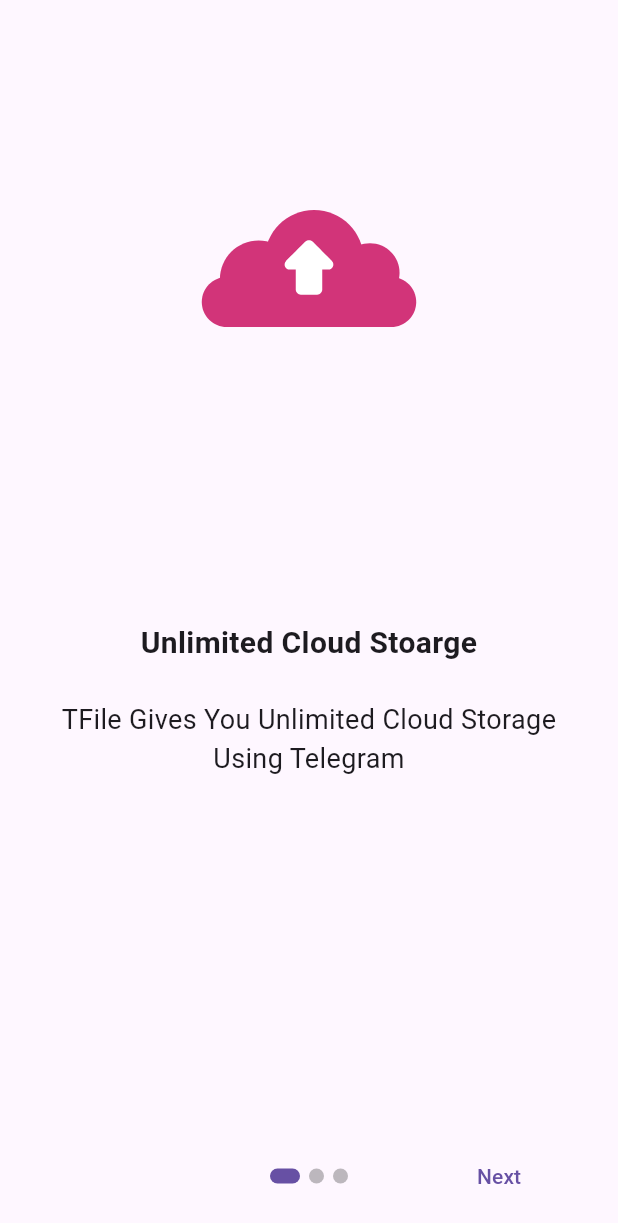
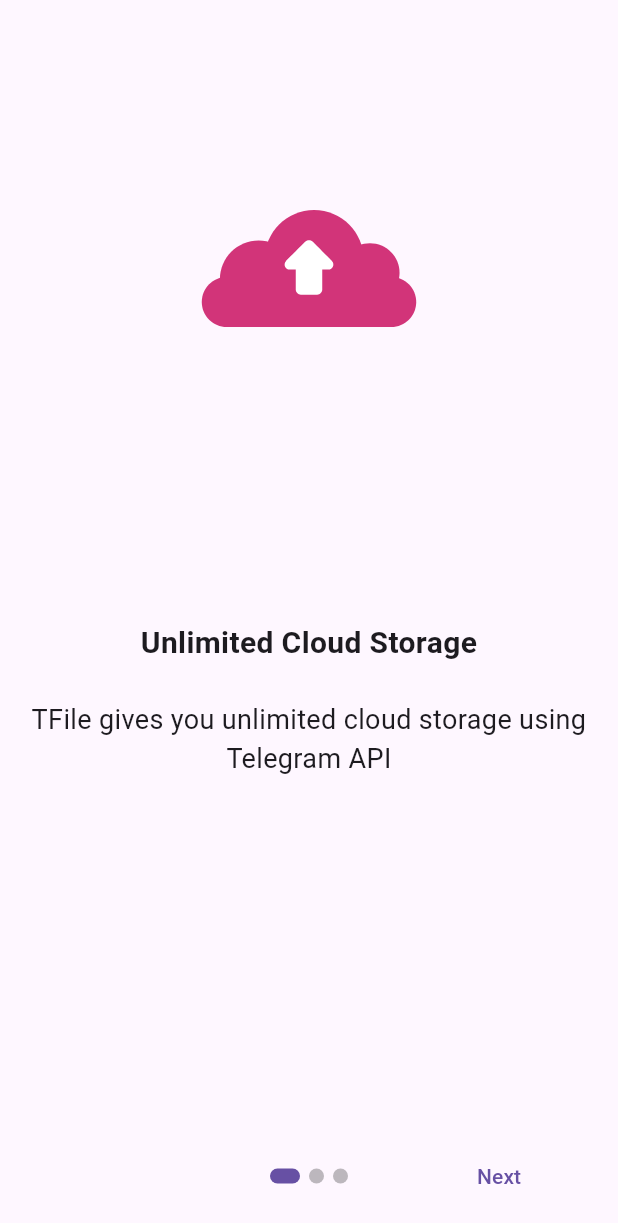
Before and after one commit to DevAdalat/TFile, a Flutter app: the SplashView screen opened directly, on a phone screen of 412 x 824 dp. Shown: the top 1223 px of the screen. Run offline on Flutter 3.47's test engine with Material 2 defaults, Android fonts, the phone set to English and light mode, and no system bars; drawn by our look-alikes of introduction_screen; our stand-ins replace bloc, dynamic_color, email_validator, flutter_bloc, go_router, hive_flutter and 2 more; accounts and stored records are empty; generated files the repository leaves out were written again; project files that could hold a hidden picture were left out.

Commit message:
Fix Localization

```diff
--- a/lib/app/screens/splash/view/splash_view.dart
+++ b/lib/app/screens/splash/view/splash_view.dart
@@ -19,8 +19,8 @@ class SplashView extends StatelessWidget {
       body: IntroductionScreen(
         pages: [
           PageViewModel(
-            title: 'Unlimited Cloud Stoarge',
-            body: 'TFile Gives You Unlimited Cloud Storage Using Telegram',
+            title: l10n.unlimitedCloudStorageTitle,
+            body: l10n.unlimitedCloudStorageDesc,
             image: Center(
               child: Lottie.asset(
                 'assets/lottie/cloud_upload.json',
@@ -31,16 +31,15 @@ class SplashView extends StatelessWidget {
             ),
           ),
           PageViewModel(
-            title: 'Extra Layer Encryption',
-            body: 'File will be encrypted before it is uploaded',
+            title: l10n.extraLayerEncryptionTitle,
+            body: l10n.extraLayerEncryptionDesc,
             image: Center(
               child: Lottie.asset('assets/lottie/secure.json'),
             ),
           ),
           PageViewModel(
-            title: 'Open Source',
-            body:
-                'TFile will be always open source, and source code available on GitHub.',
+            title: l10n.openSourceTitle,
+            body: l10n.openSourceDesc,
             image: Center(
               child: Lottie.asset('assets/lottie/github_logo.json'),
             ),
@@ -55,12 +54,6 @@ class SplashView extends StatelessWidget {
                   isEmailLogin: false,
                 ),
               );
-//            Navigator.pushReplacement(
-//              context,
-//              MaterialPageRoute<void>(
-//                builder: (context) => const LoginPage(),
-//              ),
-//            );
             }
           },
           builder: (context, state) {
--- a/lib/app/widgets/animated_fab.dart
+++ b/lib/app/widgets/animated_fab.dart
@@ -1,8 +1,10 @@
 import 'package:flutter/material.dart';
 
 class CustomFab extends StatefulWidget {
-  const CustomFab({super.key, required this.scrollController});
+  const CustomFab(
+      {super.key, required this.scrollController, required this.label});
   final ScrollController scrollController;
+  final String label;
 
   @override
   State<StatefulWidget> createState() {
@@ -41,7 +43,7 @@ class _CustomFabState extends State<CustomFab> {
       child: isFabExpanded
           ? FloatingActionButton.extended(
               onPressed: () {},
-              label: const Text('Upload'),
+              label: Text(widget.label),
               icon: const Icon(Icons.upload_rounded),
             )
           : FloatingActionButton(
```
Also changed, not shown: lib/app/screens/home/view/home_view.dart (+5 -2 lines), lib/app/screens/login/view/login_view.dart (+7 -5 lines), lib/l10n/arb/app_en.arb (+16 -1 lines).
